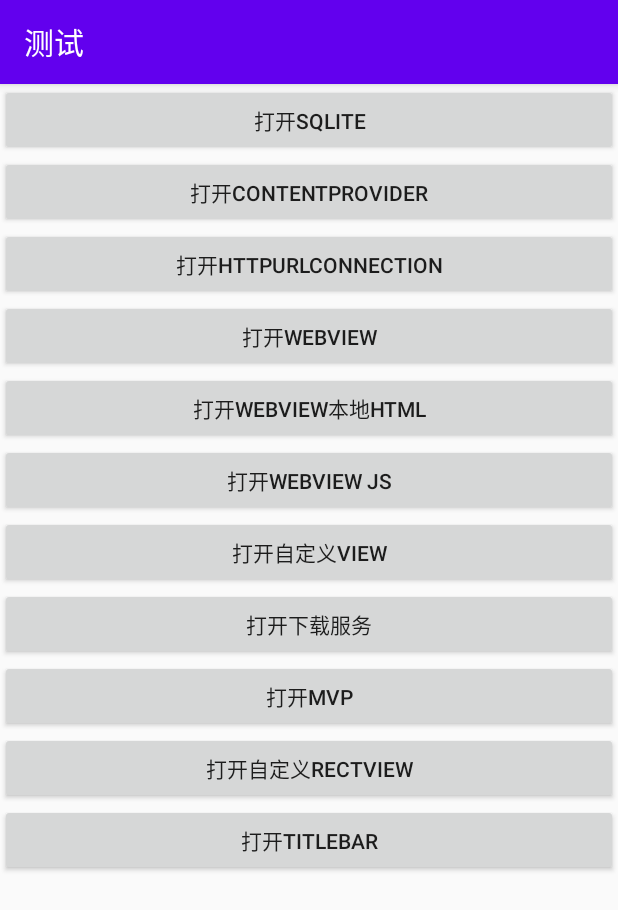
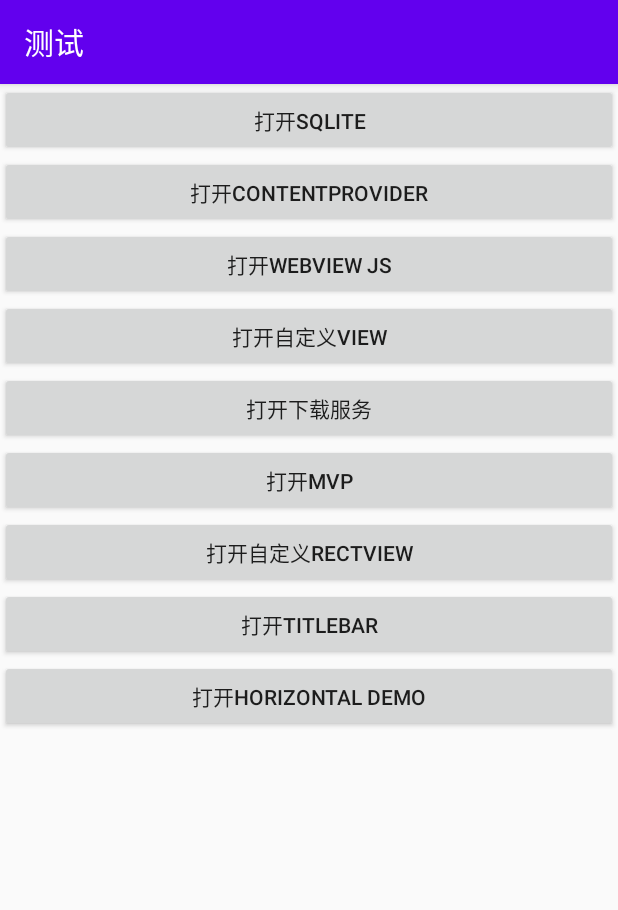
Before and after one commit to carrollcai/android-practise, an Android app: the screen it shows after launch (MainActivity), on a phone screen of 412 x 824 dp. Shown: the top 910 px of the screen. Run offline under Robolectric (Android 15) with nearby library versions, the phone set to English and light mode, and no system bars; libraries missing offline, so code that uses them is left out: cn.finalteam.okhttpfinal; 2 statements that could not run were skipped.

Commit message:
[Feature]Horizontal Demo

```diff
--- a/app/src/main/AndroidManifest.xml
+++ b/app/src/main/AndroidManifest.xml
@@ -24,7 +24,8 @@
         android:supportsRtl="true"
         android:theme="@style/AppTheme"
         android:usesCleartextTraffic="true">
-        <activity android:name=".titlebar.TitleBarActivity"></activity>
+        <activity android:name=".horizontalview.HorizontalViewActivity"></activity>
+        <activity android:name=".titlebar.TitleBarActivity" />
         <activity android:name=".rectview.RectViewActivity" />
         <activity android:name=".taglayout.TagLayoutActivity" />
         <activity android:name=".mvp.ipinfo.MVPActivity" />
--- a/app/src/main/java/com/example/practise/MainActivity.java
+++ b/app/src/main/java/com/example/practise/MainActivity.java
@@ -8,6 +8,8 @@ import android.widget.Button;
 import com.example.practise.HttpURLConnectionDemo.HttpURLConnectionActivity;
 import com.example.practise.contentproviderdemo.ContentProviderDemo;
 import com.example.practise.customview.CustomViewActivity;
+import com.example.practise.horizontalview.HorizontalView;
+import com.example.practise.horizontalview.HorizontalViewActivity;
 import com.example.practise.mvp.ipinfo.MVPActivity;
 import com.example.practise.rectview.RectView;
 import com.example.practise.rectview.RectViewActivity;
@@ -36,7 +38,7 @@ public class MainActivity extends AppCompatActivity {
             btnContentProvider, btnHttpUrl, btnWebview,
             btnWebviewHtml, btnWebviewJS, btnCustomView,
             btnDownloadService, btnMVP, btnTagLayout, btnRectView,
-            btnTitleBar;
+            btnTitleBar, btnHorizontal;
 
     @Override
     protected void onCreate(Bundle savedInstanceState) {
@@ -59,11 +61,11 @@ public class MainActivity extends AppCompatActivity {
 
         btnContentProvider = findViewById(R.id.btn_contentprovider);
 
-        btnHttpUrl = findViewById(R.id.btn_httpurl);
-
-        btnWebview = findViewById(R.id.btn_webview);
-
-        btnWebviewHtml = findViewById(R.id.btn_webview_html);
+//        btnHttpUrl = findViewById(R.id.btn_httpurl);
+//
+//        btnWebview = findViewById(R.id.btn_webview);
+//
+//        btnWebviewHtml = findViewById(R.id.btn_webview_html);
 
         btnWebviewJS = findViewById(R.id.btn_webview_js);
 
@@ -78,6 +80,8 @@ public class MainActivity extends AppCompatActivity {
         btnRectView = findViewById(R.id.btn_rect_view);
 
         btnTitleBar = findViewById(R.id.btn_title_bar);
+
+        btnHorizontal = findViewById(R.id.btn_horizontal);
 
 //        btnRv.setOnClickListener(new View.OnClickListener() {
 //            @Override
@@ -119,29 +123,29 @@ public class MainActivity extends AppCompatActivity {
             }
         });
 
-        btnHttpUrl.setOnClickListener(new View.OnClickListener() {
-            @Override
-            public void onClick(View v) {
-                Intent intent = new Intent(MainActivity.this, HttpURLConnectionActivity.class);
-                startActivity(intent);
-            }
-        });
-
-        btnWebview.setOnClickListener(new View.OnClickListener() {
-            @Override
-            public void onClick(View v) {
-                Intent intent = new Intent(MainActivity.this, WebviewDemoActivity.class);
-                startActivity(intent);
-            }
-        });
-
-        btnWebviewHtml.setOnClickListener(new View.OnClickListener() {
-            @Override
-            public void onClick(View v) {
-                Intent intent = new Intent(MainActivity.this, WebviewLoadLocalHtmlActivity.class);
-                startActivity(intent);
-            }
-        });
+//        btnHttpUrl.setOnClickListener(new View.OnClickListener() {
+//            @Override
+//            public void onClick(View v) {
+//                Intent intent = new Intent(MainActivity.this, HttpURLConnectionActivity.class);
+//                startActivity(intent);
+//            }
+//        });
+//
+//        btnWebview.setOnClickListener(new View.OnClickListener() {
+//            @Override
+//            public void onClick(View v) {
+//                Intent intent = new Intent(MainActivity.this, WebviewDemoActivity.class);
+//                startActivity(intent);
+//            }
+//        });
+//
+//        btnWebviewHtml.setOnClickListener(new View.OnClickListener() {
+//            @Override
+//            public void onClick(View v) {
+//                Intent intent = new Intent(MainActivity.this, WebviewLoadLocalHtmlActivity.class);
+//                startActivity(intent);
+//            }
+//        });
 
         btnWebviewJS.setOnClickListener(new View.OnClickListener() {
             @Override
@@ -198,6 +202,14 @@ public class MainActivity extends AppCompatActivity {
                 startActivity(intent);
             }
         });
+
+        btnHorizontal.setOnClickListener(new View.OnClickListener() {
+            @Override
+            public void onClick(View v) {
+                Intent intent = new Intent(MainActivity.this, HorizontalViewActivity.class);
+                startActivity(intent);
+            }
+        });
     }
 
     @Override
--- a/app/src/main/res/layout/activity_main.xml
+++ b/app/src/main/res/layout/activity_main.xml
@@ -6,7 +6,6 @@
     android:layout_height="match_parent"
     android:orientation="vertical"
     tools:context=".MainActivity">
-
 <!--    <Button-->
 <!--        android:id="@+id/btn_rv"-->
 <!--        android:layout_width="match_parent"-->
@@ -42,26 +41,26 @@
         android:text="打开ContentProvider"
         />
 
-    <Button
-        android:id="@+id/btn_httpurl"
-        android:layout_width="match_parent"
-        android:layout_height="wrap_content"
-        android:text="打开HttpURLConnection"
-        />
+<!--    <Button-->
+<!--        android:id="@+id/btn_httpurl"-->
+<!--        android:layout_width="match_parent"-->
+<!--        android:layout_height="wrap_content"-->
+<!--        android:text="打开HttpURLConnection"-->
+<!--        />-->
 
-    <Button
-        android:id="@+id/btn_webview"
-        android:layout_width="match_parent"
-        android:layout_height="wrap_content"
-        android:text="打开Webview"
-        />
+<!--    <Button-->
+<!--        android:id="@+id/btn_webview"-->
+<!--        android:layout_width="match_parent"-->
+<!--        android:layout_height="wrap_content"-->
+<!--        android:text="打开Webview"-->
+<!--        />-->
 
-    <Button
-        android:id="@+id/btn_webview_html"
-        android:layout_width="match_parent"
-        android:layout_height="wrap_content"
-        android:text="打开Webview本地HTML"
-        />
+<!--    <Button-->
+<!--        android:id="@+id/btn_webview_html"-->
+<!--        android:layout_width="match_parent"-->
+<!--        android:layout_height="wrap_content"-->
+<!--        android:text="打开Webview本地HTML"-->
+<!--        />-->
 
     <Button
         android:id="@+id/btn_webview_js"
@@ -114,4 +113,11 @@
         android:text="打开TitleBar"
         />
 
+    <Button
+        android:id="@+id/btn_horizontal"
+        android:layout_width="match_parent"
+        android:layout_height="wrap_content"
+        android:text="打开Horizontal Demo"
+        />
+
 </LinearLayout>
```
Also changed, not shown: app/src/main/java/com/example/practise/horizontalview/HorizontalView.java (added, +173 -0 lines), app/src/main/java/com/example/practise/horizontalview/HorizontalViewActivity.java (added, +38 -0 lines), app/src/main/res/layout/activity_horizontal_view.xml (added, +29 -0 lines), app/src/main/res/values/attrs.xml (indentation only).
